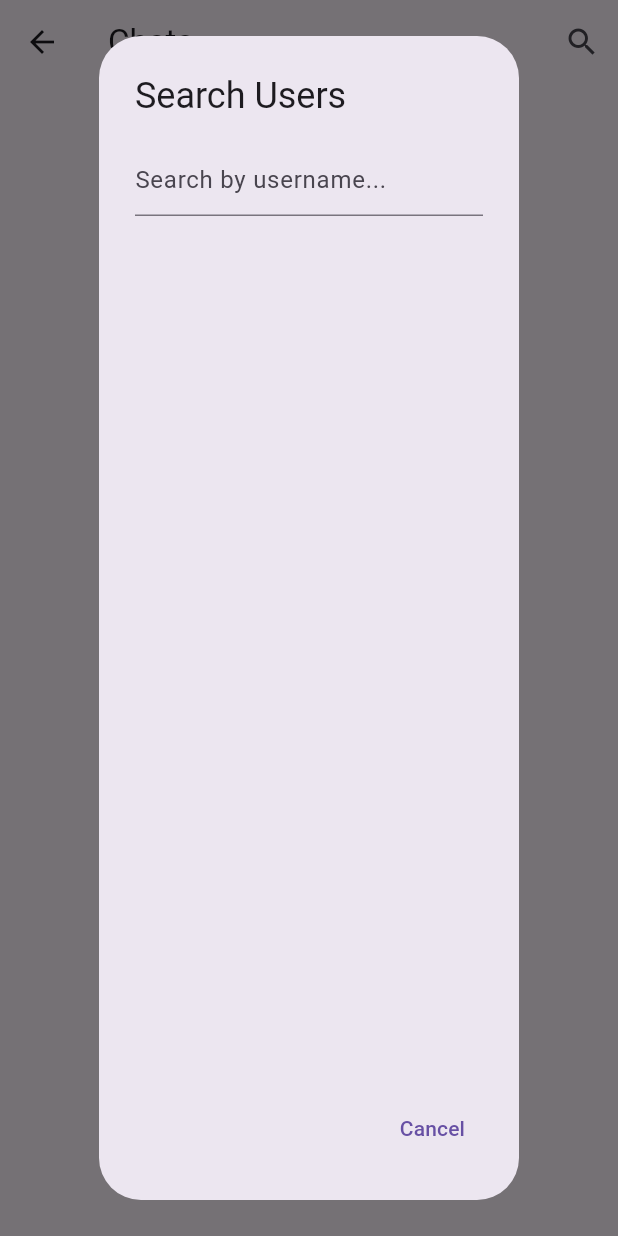
After one commit to OMARH2002/Instagram_App_Mirror, a Flutter app: the ChatListScreen screen opened directly, after a tap on the "search" icon, on a phone screen of 412 x 824 dp. The commit adds this screen. Run offline on Flutter 3.47's test engine with Material 3 defaults, Android fonts, the phone set to English and light mode, and no system bars; our stand-ins replace chewie, cloud_firestore, firebase_auth, firebase_core, firebase_storage, flutter_bloc and 4 more; accounts and stored records are empty.

Commit message:
worked update

```diff
--- /dev/null
+++ b/lib/DATA/ChatModels/chat_Model.dart
@@ -0,0 +1,30 @@
+import 'package:cloud_firestore/cloud_firestore.dart';
+
+class Chat {
+  final String id;
+  final String userId1;
+  final String userId2;
+  final String username; // Added username
+  final DateTime lastMessageTime;
+  final String lastMessage;
+
+  Chat({
+    required this.id,
+    required this.userId1,
+    required this.userId2,
+    required this.username,
+    required this.lastMessageTime,
+    required this.lastMessage,
+  });
+
+  factory Chat.fromFirestore(Map<String, dynamic> data, String id) {
+    return Chat(
+      id: id,
+      userId1: data['userId1'],
+      userId2: data['userId2'],
+      username: data['username'],
+      lastMessageTime: (data['lastMessageTime'] as Timestamp).toDate(),
+      lastMessage: data['lastMessage'],
+    );
+  }
+}
--- /dev/null
+++ b/lib/DATA/ChatModels/message_Mdel.dart
@@ -0,0 +1,36 @@
+import 'package:cloud_firestore/cloud_firestore.dart';
+
+class Message {
+  final String id;
+  final String senderId;
+  final String receiverId;
+  final String text;
+  final DateTime timestamp;
+
+  Message({
+    required this.id,
+    required this.senderId,
+    required this.receiverId,
+    required this.text,
+    required this.timestamp,
+  });
+
+  factory Message.fromFirestore(Map<String, dynamic> data, String id) {
+    return Message(
+      id: id,
+      senderId: data['senderId'],
+      receiverId: data['receiverId'],
+      text: data['text'],
+      timestamp: (data['timestamp'] as Timestamp).toDate(),
+    );
+  }
+
+  Map<String, dynamic> toMap() {
+    return {
+      'senderId': senderId,
+      'receiverId': receiverId,
+      'text': text,
+      'timestamp': Timestamp.fromDate(timestamp),
+    };
+  }
+}
--- /dev/null
+++ b/lib/LOGIC/Chat/cubit.dart
@@ -0,0 +1,106 @@
+import 'package:cloud_firestore/cloud_firestore.dart';
+import 'package:firebase_auth/firebase_auth.dart';
+import 'package:flutter_bloc/flutter_bloc.dart';
+import 'package:instagram_duplicate_app/DATA/ChatModels/chat_Model.dart';
+import 'package:instagram_duplicate_app/DATA/ChatModels/message_Mdel.dart';
+import 'package:instagram_duplicate_app/LOGIC/Chat/state.dart';
+
+
+class ChatCubit extends Cubit<ChatState> {
+  final FirebaseFirestore _firestore = FirebaseFirestore.instance;
+  final FirebaseAuth _auth = FirebaseAuth.instance;
+
+  ChatCubit() : super(ChatInitial()) {
+    _init();
+  }
+
+  void _init() async {
+    emit(ChatLoading());
+    try {
+      final userId = _auth.currentUser!.uid;
+
+      // Load chats
+      _firestore
+          .collection('chats')
+          .where('userId1', isEqualTo: userId)
+          .orderBy('lastMessageTime', descending: true)
+          .snapshots()
+          .listen((chatsSnapshot) {
+        final chats = chatsSnapshot.docs
+            .map((doc) => Chat.fromFirestore(doc.data(), doc.id))
+            .toList();
+
+        if (chats.isNotEmpty) {
+          // Load messages for the first chat
+          _firestore
+              .collection('chats/${chats.first.id}/messages')
+              .orderBy('timestamp', descending: true)
+              .snapshots()
+              .listen((messagesSnapshot) {
+            final messages = messagesSnapshot.docs
+                .map((doc) => Message.fromFirestore(doc.data(), doc.id))
+                .toList();
+
+            emit(ChatLoaded(chats, messages));
+          });
+        } else {
+          emit(ChatLoaded(chats, [])); // Emit empty messages list
+        }
+      });
+    } catch (e) {
+      emit(ChatError('Failed to load chats: $e'));
+    }
+  }
+
+  Future<String?> createChat(String userId2, String username) async {
+    try {
+      final userId1 = _auth.currentUser!.uid;
+
+      // Check if chat already exists
+      final existingChat = await _firestore
+          .collection('chats')
+          .where('userId1', isEqualTo: userId1)
+          .where('userId2', isEqualTo: userId2)
+          .get();
+
+      if (existingChat.docs.isEmpty) {
+        final chatRef = await _firestore.collection('chats').add({
+          'userId1': userId1,
+          'userId2': userId2,
+          'username': username,
+          'lastMessage': '',
+          'lastMessageTime': Timestamp.fromDate(DateTime.now()),
+        });
+        return chatRef.id; // Return the chat ID
+      } else {
+        return existingChat.docs.first.id; // Return existing chat ID
+      }
+    } catch (e) {
+      emit(ChatError('Failed to create chat: $e'));
+      return null;
+    }
+  }
+
+  Future<void> sendMessage(String chatId, String text) async {
+    try {
+      final userId = _auth.currentUser!.uid;
+      final message = Message(
+        id: '', // Firestore will auto-generate ID
+        senderId: userId,
+        receiverId: chatId,
+        text: text,
+        timestamp: DateTime.now(),
+      );
+
+      await _firestore.collection('chats/$chatId/messages').add(message.toMap());
+
+      // Update last message in chat
+      await _firestore.collection('chats').doc(chatId).update({
+        'lastMessage': text,
+        'lastMessageTime': Timestamp.fromDate(DateTime.now()),
+      });
+    } catch (e) {
+      emit(ChatError('Failed to send message: $e'));
+    }
+  }
+}
--- /dev/null
+++ b/lib/LOGIC/Chat/state.dart
@@ -0,0 +1,20 @@
+import 'package:instagram_duplicate_app/DATA/ChatModels/chat_Model.dart';
+import 'package:instagram_duplicate_app/DATA/ChatModels/message_Mdel.dart';
+
+abstract class ChatState {}
+
+class ChatInitial extends ChatState {}
+
+class ChatLoading extends ChatState {}
+
+class ChatLoaded extends ChatState {
+  final List<Chat> chats;
+  final List<Message> messages;
+
+  ChatLoaded(this.chats, this.messages);
+}
+
+class ChatError extends ChatState {
+  final String message;
+  ChatError(this.message);
+}
--- a/lib/UI/HOME/HOME_SCREEN.dart
+++ b/lib/UI/HOME/HOME_SCREEN.dart
@@ -5,6 +5,7 @@ import 'package:instagram_duplicate_app/LOGIC/HOMEPAGE/cubit.dart';
 import 'package:instagram_duplicate_app/LOGIC/HOMEPAGE/state.dart';
 import 'package:instagram_duplicate_app/UI/HOME/Post_Upload.dart';
 import 'package:instagram_duplicate_app/UI/HOME/Story_Upload.dart';
+import 'package:instagram_duplicate_app/UI/Messages/chat_list_screen.dart';
 import 'package:instagram_duplicate_app/UI/WIDGETS/post.dart';
 import 'package:instagram_duplicate_app/UI/WIDGETS/story.dart';
 
@@ -23,7 +24,10 @@ class HomeScreen extends StatelessWidget {
         actions: [
 
           IconButton(onPressed: (){}, icon:Image(image: AssetImage("assets/ICONS/Favorite_Icon.png"),width: 24.w,)),
-          IconButton(onPressed: (){}, icon:Image(image: AssetImage("assets/ICONS/Chat_Icon.png",),width: 24.w)),
+          IconButton(onPressed: (){
+            Navigator.push(context, MaterialPageRoute(builder: (context) => ChatListScreen(),));
+
+          }, icon:Image(image: AssetImage("assets/ICONS/Chat_Icon.png",),width: 24.w)),
           IconButton(onPressed: () => _showUploadOptions(context), icon:Image(image: AssetImage("assets/ICONS/Add_Icon.png"),width: 24.w  ))
         ],
 
--- /dev/null
+++ b/lib/UI/Messages/Search_dialog.dart
@@ -0,0 +1,78 @@
+import 'package:flutter/material.dart';
+import 'package:cloud_firestore/cloud_firestore.dart';
+
+class SearchUserDialog extends StatefulWidget {
+  final Function(String, String) onUserSelected;
+
+  const SearchUserDialog({super.key, required this.onUserSelected});
+
+  @override
+  State<SearchUserDialog> createState() => _SearchUserDialogState();
+}
+
+class _SearchUserDialogState extends State<SearchUserDialog> {
+  final TextEditingController _searchController = TextEditingController();
+  List<Map<String, dynamic>> _searchResults = [];
+
+  Future<void> _searchUsers(String query) async {
+    if (query.isEmpty) {
+      setState(() => _searchResults = []);
+      return;
+    }
+
+    final snapshot = await FirebaseFirestore.instance
+        .collection('UserData')
+        .where('username', isGreaterThanOrEqualTo: query)
+        .where('username', isLessThan: query + 'z')
+        .get();
+
+    setState(() {
+      _searchResults = snapshot.docs
+          .map((doc) => doc.data())
+          .toList();
+    });
+  }
+
+  @override
+  Widget build(BuildContext context) {
+    return AlertDialog(
+      title: const Text('Search Users'),
+      content: Column(
+        mainAxisSize: MainAxisSize.min,
+        children: [
+          TextField(
+            controller: _searchController,
+            decoration: const InputDecoration(
+              hintText: 'Search by username...',
+            ),
+            onChanged: _searchUsers,
+          ),
+          const SizedBox(height: 16),
+          Expanded(
+            child: ListView.builder(
+              itemCount: _searchResults.length,
+              itemBuilder: (context, index) {
+                final user = _searchResults[index];
+                return ListTile(
+                  leading: CircleAvatar(
+                    backgroundImage: NetworkImage(user['avatar']),
+                  ),
+                  title: Text(user['username']),
+                  onTap: () {
+                    widget.onUserSelected(user['userID'], user['username']);
+                  },
+                );
+              },
+            ),
+          ),
+        ],
+      ),
+      actions: [
+        TextButton(
+          onPressed: () => Navigator.pop(context),
+          child: const Text('Cancel'),
+        ),
+      ],
+    );
+  }
+}
--- /dev/null
+++ b/lib/UI/Messages/chat_list_screen.dart
@@ -0,0 +1,72 @@
+import 'package:flutter/material.dart';
+import 'package:flutter_bloc/flutter_bloc.dart';
+import 'package:instagram_duplicate_app/LOGIC/Chat/cubit.dart';
+import 'package:instagram_duplicate_app/LOGIC/Chat/state.dart';
+import 'package:instagram_duplicate_app/UI/Messages/Search_dialog.dart';
+import 'package:instagram_duplicate_app/UI/Messages/chat_Screen.dart';
+import 'package:instagram_duplicate_app/UI/WIDGETS/chat_widgets/Chat_tile.dart';
+
+
+class ChatListScreen extends StatelessWidget {
+  const ChatListScreen({super.key});
+
+  @override
+  Widget build(BuildContext context) {
+    return Scaffold(
+      appBar: AppBar(
+        title: const Text('Chats'),
+        actions: [
+          IconButton(
+            icon: const Icon(Icons.search),
+            onPressed: () => _showSearchDialog(context),
+          ),
+        ],
+      ),
+      body: BlocBuilder<ChatCubit, ChatState>(
+        builder: (context, state) {
+          if (state is ChatLoading) {
+            return const Center(child: CircularProgressIndicator());
+          }
+          if (state is ChatError) {
+            return Center(child: Text(state.message));
+          }
+          if (state is ChatLoaded) {
+            return ListView.builder(
+              itemCount: state.chats.length,
+              itemBuilder: (context, index) {
+                final chat = state.chats[index];
+                return ChatTile(chat: chat);
+              },
+            );
+          }
+          return const Center(child: Text('No chats available'));
+        },
+      ),
+    );
+  }
+
+  void _showSearchDialog(BuildContext context) {
+    showDialog(
+      context: context,
+      builder: (context) => SearchUserDialog(
+        onUserSelected: (userId, username) {
+          context.read<ChatCubit>().createChat(userId, username).then((chatId) {
+            Navigator.pop(context); // Close the search dialog
+            if (chatId != null) {
+              Navigator.push(
+                context,
+                MaterialPageRoute(
+                  builder: (_) => ChatScreen(
+                    chatId: chatId,
+                    otherUserId: userId,
+                    otherUsername: username,
+                  ),
+                ),
+              );
+            }
+          });
+        },
+      ),
+    );
+  }
+}
--- a/lib/main.dart
+++ b/lib/main.dart
@@ -2,6 +2,7 @@ import 'package:firebase_core/firebase_core.dart';
 import 'package:flutter/material.dart';
 import 'package:flutter_bloc/flutter_bloc.dart';
 import 'package:flutter_screenutil/flutter_screenutil.dart';
+import 'package:instagram_duplicate_app/LOGIC/Chat/cubit.dart';
 import 'package:instagram_duplicate_app/LOGIC/HOMEPAGE/cubit.dart';
 import 'package:instagram_duplicate_app/LOGIC/REELS/cubit.dart';
 import 'package:instagram_duplicate_app/LOGIC/SHOPPING/cubit.dart';
@@ -44,6 +45,7 @@ class MyApp extends StatelessWidget {
 
 
         BlocProvider(create: (context) => HomeCubit()),
+        BlocProvider(create: (context) => ChatCubit()),
         BlocProvider(create: (context) => ReelCubit()),
         BlocProvider(create: (context) => ShoppingCubit()),
 
--- a/pubspec.yaml
+++ b/pubspec.yaml
@@ -48,6 +48,7 @@ dependencies:
   chewie: ^1.10.0
   flutter_cache_manager: ^3.4.1
   equatable: ^2.0.5
+  cached_network_image: ^3.2.0
 
 
 
```
Also changed, not shown: lib/UI/Messages/chat_Screen.dart (added, +88 -0 lines), lib/UI/WIDGETS/chat_widgets/Chat_tile.dart (added, +33 -0 lines), lib/UI/WIDGETS/chat_widgets/Message_Bubble.dart (added, +35 -0 lines), lib/UI/SCREENS/MESSAGES_SCREEN.dart (deleted), pubspec.lock, 4 other files.
